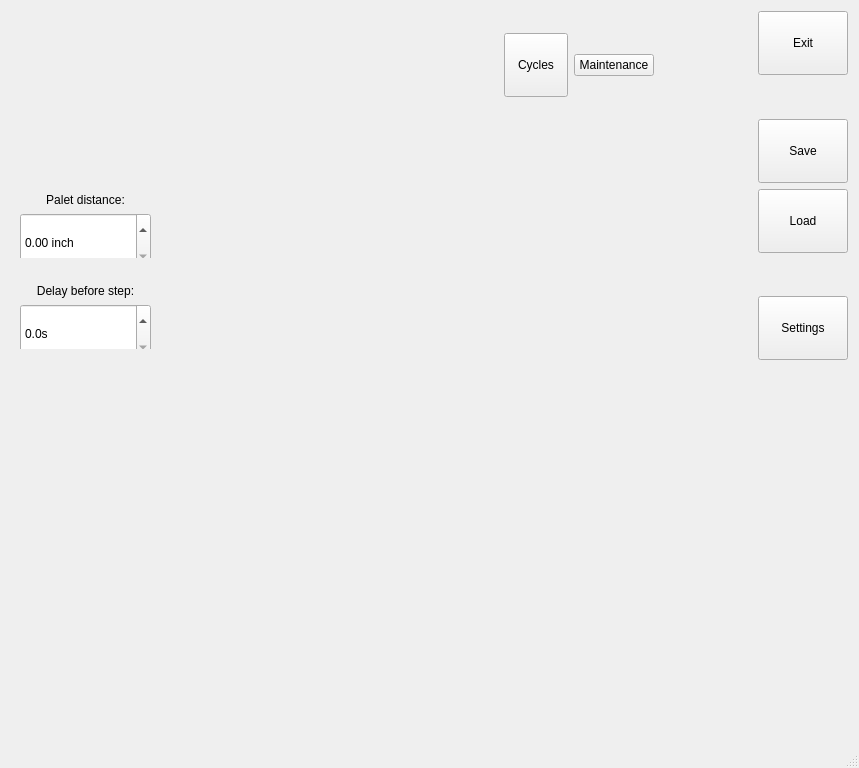
Before: the Qt Designer form mainwindow.ui in mishkoLitvin/L_Aries-progect, drawn with Qt 5.
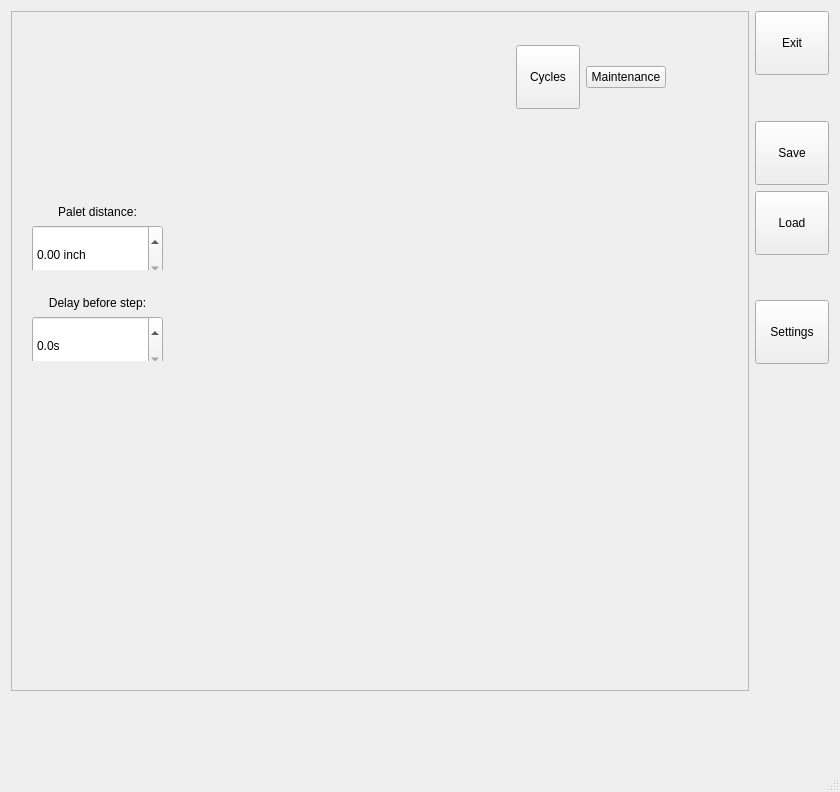
After: the same form once the commit is applied. Icons and pictures are not drawn.

Commit message: finished heads layout

What changed in the file:
```diff
--- a/mainwindow.ui
+++ b/mainwindow.ui
@@ -6,8 +6,8 @@
    <rect>
     <x>0</x>
     <y>0</y>
-    <width>859</width>
-    <height>768</height>
+    <width>840</width>
+    <height>792</height>
    </rect>
   </property>
   <property name="windowTitle">
@@ -17,13 +17,28 @@
    <locale language="English" country="UnitedStates"/>
   </property>
   <widget class="QWidget" name="centralWidget">
-   <layout class="QHBoxLayout" name="horizontalLayout_2">
+   <layout class="QHBoxLayout" name="horizontalLayout_2" stretch="10,1">
     <item>
      <layout class="QVBoxLayout" name="verticalLayout" stretch="10,1">
       <item>
+       <widget class="QScrollArea" name="scrollArea">
+        <property name="widgetResizable">
+         <bool>true</bool>
+        </property>
+        <widget class="QWidget" name="scrollAreaWidgetContents">
+         <property name="geometry">
+          <rect>
+           <x>0</x>
+           <y>0</y>
+           <width>738</width>
+           <height>654</height>
+          </rect>
+         </property>
+         <layout class="QGridLayout" name="gridLayout">
+          <item row="0" column="0">
        <widget class="QWidget" name="widgetHeads" native="true">
         <property name="sizePolicy">
-         <sizepolicy hsizetype="Expanding" vsizetype="Expanding">
+             <sizepolicy hsizetype="Expanding" vsizetype="Minimum">
           <horstretch>0</horstretch>
           <verstretch>0</verstretch>
          </sizepolicy>
@@ -31,7 +46,7 @@
         <property name="minimumSize">
          <size>
           <width>695</width>
-          <height>635</height>
+              <height>550</height>
          </size>
         </property>
         <widget class="QWidget" name="widgetLiftOffcet" native="true">
@@ -315,6 +330,10 @@
         </widget>
        </widget>
       </item>
+         </layout>
+        </widget>
+       </widget>
+      </item>
       <item>
        <layout class="QHBoxLayout" name="horizontalLayout">
         <item>
```
Left out of the diff: 2 changed lines with no effect on the pictures. Lines whose indentation alone changed are shown as unchanged. The commit also changes 1 other file.
